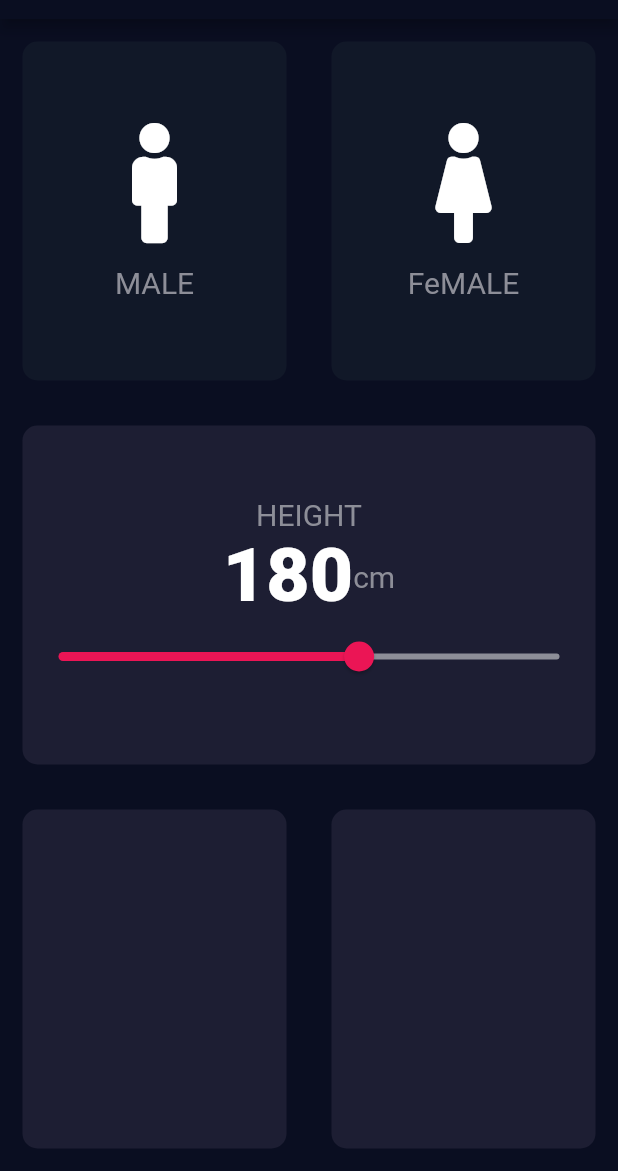
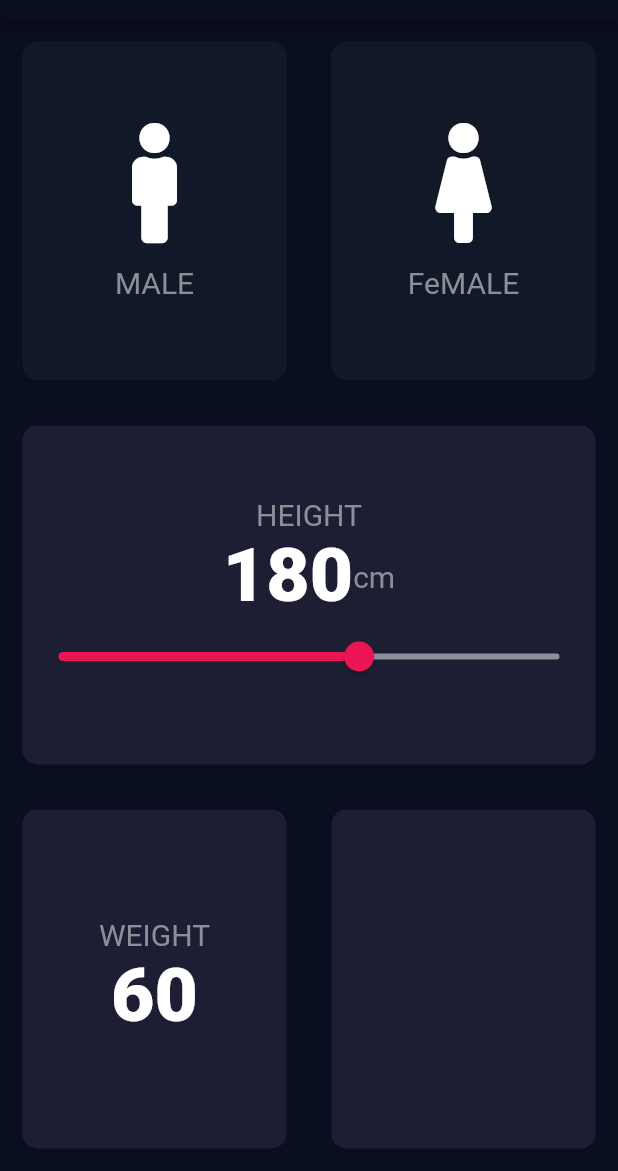
Before and after one commit to I-am-Zain/bmi_calculator_flutter, a Flutter app: the screen it shows after launch, on a phone screen of 412 x 824 dp, the part 65-1236 px from its top. Run offline on Flutter 3.47's test engine with Material 2 defaults, Android fonts, the phone set to English and light mode, and no system bars; our stand-ins replace font_awesome_flutter.

Commit message:
lecture 66 part12 DONE! (last widget of bmi)

```diff
--- a/lib/inputPage.dart
+++ b/lib/inputPage.dart
@@ -116,6 +116,23 @@ class _InputPageState extends State<InputPage> {
                 Expanded(
                   child: RepeatContainerCode(
                     colors: Color(0xff1d1e33),
+                    cardWidget: Column(
+                      mainAxisAlignment: MainAxisAlignment.center,
+                      children: [
+                        Text(
+                          'WEIGHT',
+                          style: kLabelStyle,
+                        ),
+                        Text(
+                          sliderWeight.toString(),
+                          style: kNumTextStyle,
+                        ),
+                        Row(
+                          mainAxisAlignment: MainAxisAlignment.center,
+                          children: [],
+                        ),
+                      ],
+                    ),
                   ),
                 ),
                 Expanded(
```
